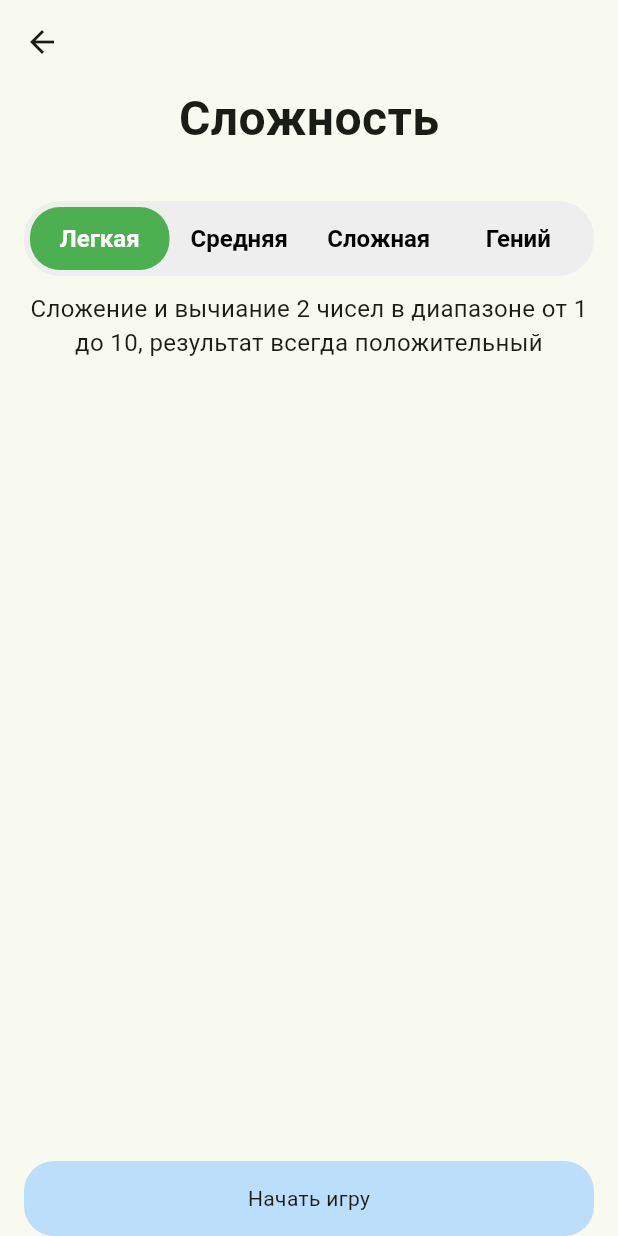
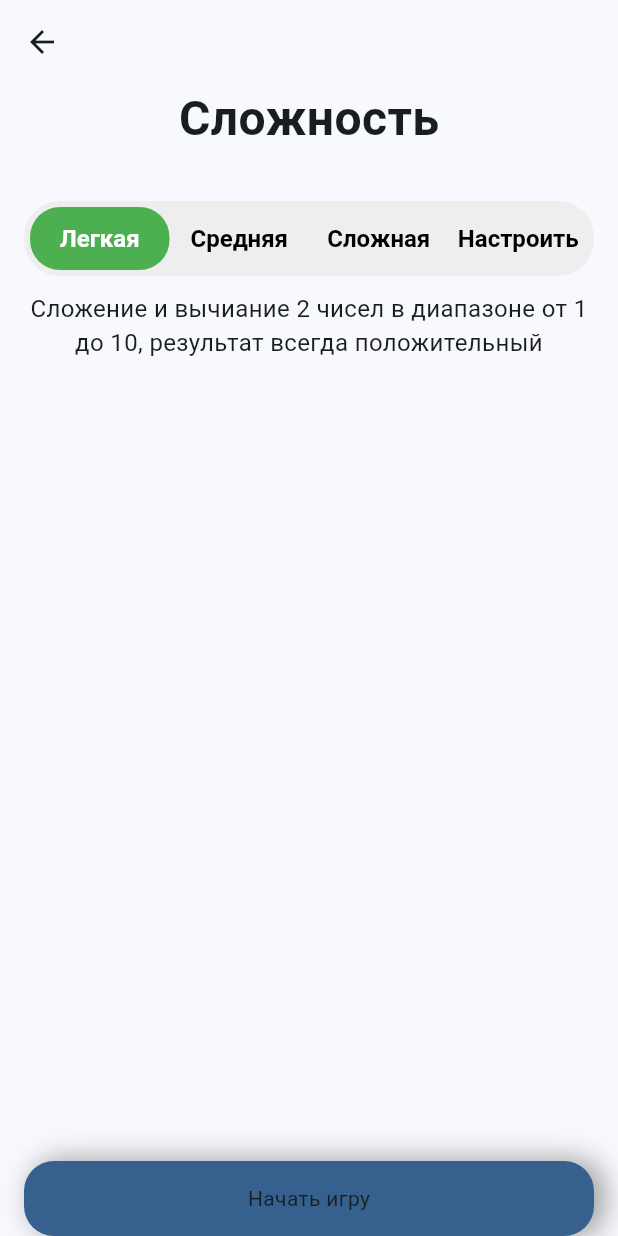
Before and after one commit to bulatBurganov/math_game, a Flutter app: the screen it shows after launch, after a tap on "Начать игру", on a phone screen of 412 x 824 dp. Run offline on Flutter 3.47's test engine with Material 3 defaults, Android fonts, the phone set to English and light mode, and no system bars; our stand-ins replace auto_route, flutter_bloc, freezed_annotation; missing offline and left inert: flame.

Commit message:
main menu animation

```diff
--- a/lib/common/widgets/bounce_button.dart
+++ b/lib/common/widgets/bounce_button.dart
@@ -76,7 +76,15 @@ class _BounceButtonState extends State<BounceButton>
               alignment: Alignment.center,
               duration: widget.duration,
               decoration: BoxDecoration(
-                color: Theme.of(context).primaryColorLight,
+                boxShadow: [
+                  BoxShadow(
+                    color: Colors.grey.shade500,
+                    offset: const Offset(6, 0),
+                    blurRadius: 16,
+                    spreadRadius: 1,
+                  ),
+                ],
+                color: Theme.of(context).primaryColor,
                 borderRadius: BorderRadius.circular(20),
               ),
               child: child,
--- a/lib/common/widgets/flyout_widget.dart
+++ b/lib/common/widgets/flyout_widget.dart
@@ -54,7 +54,6 @@ class _FlyoutWidgetState extends State<FlyoutWidget> {
 
   @override
   Widget build(BuildContext context) {
-    print('build');
     return Stack(
       alignment: Alignment.center,
       children: [
--- a/lib/flame_test_game/game.dart
+++ b/lib/flame_test_game/game.dart
@@ -155,8 +155,6 @@ class MathBubbleGame extends FlameGame with TapDetector {
 
   @override
   void onTapDown(TapDownInfo info) {
-    // print('ontapDown');
-    // Не обрабатываем тапы, если игра окончена
     if (overlays.isActive('GameOver')) return;
 
     final tapPosition = info.eventPosition.global;
@@ -170,14 +168,12 @@ class MathBubbleGame extends FlameGame with TapDetector {
   }
 
   void handleBubbleTap(Bubble bubble) {
-    print('tap $bubble');
     if (isConditionSatisfied(bubble)) {
       score += 10;
       bubble.pop();
     } else {
       lives--;
       if (lives <= 0) {
-        print('game over');
         gameOver();
       }
     }
@@ -192,7 +188,6 @@ class MathBubbleGame extends FlameGame with TapDetector {
       conditionText.text = bubble.equation;
       return bubble.equation == currentCondition;
     } else if (bubble is LiveBubble) {
-      print('live tapped');
       lives++;
       return true;
     }
--- a/lib/l10n/intl_en.arb
+++ b/lib/l10n/intl_en.arb
@@ -1,12 +1,12 @@
 {
-    "app_name": "Математическая игра",
+    "app_name": "Математический\nтренажер",
     "start_game": "Начать игру",
     "finish_game": "Завершить игру",
     "game_over": "Игра завершена",
     "difficulty_easy": "Легкая",
     "difficulty_medium": "Средняя",
     "difficulty_hard": "Сложная",
-    "difficulty_genius": "Гений",
+    "difficulty_user": "Настроить",
     "difficulty": "Сложность",
     "restart": "Сыграть снова",
     "youEarnedNScores": "Вы заработали {n} {plural}",
@@ -16,7 +16,7 @@
     "easyModeDescription": "Сложение и вычиание 2 чисел в диапазоне от 1 до 10, результат всегда положительный",
     "mediumModeDescription": "Сложение, вычитание и умножение 2 чисел в диапазоне от 1 до 10",
     "hardModeDescription": "Сложение, вычитание, умножение и деление 3 чисел в диапазоне от 1 до 10",
-    "geniusModeDescription": "Настройте сложность самостоятельно",
+    "userModeDescription": "Настройте сложность самостоятельно",
     "useSomething": "Использовать {somethis}",
     "termLength":"Длина выражения",
     "maxValue": "Максимальное значение",
@@ -24,5 +24,6 @@
     "selectAtLeastOneOperator":"Доложен быть выбран как минимум 1 оператор из числа +, -, *, /",
     "maxShouldBeLargerThanMin":"Максимальное значение должно превышать минимальное",
     "lenMaxMinFieldsShoulBeFilled":"Поля длины выражения, минимального и максимального значения должны быть заполнены",
-    "answerIsAlwaysPositive": "Решение всегда положительное число"
+    "answerIsAlwaysPositive": "Решение всегда положительное число",
+    "multiplicationTablePreset": "Тренажер таблицы умножения"
 }
--- a/lib/main.dart
+++ b/lib/main.dart
@@ -34,7 +34,7 @@ class _MyAppState extends State<MyApp> {
       child: MaterialApp.router(
         title: 'Flutter Demo',
         theme: ThemeData(
-          colorScheme: ColorScheme.fromSeed(seedColor: Colors.lightGreen),
+          colorScheme: ColorScheme.fromSeed(seedColor: Colors.blue),
         ),
         localizationsDelegates: const [
           GlobalMaterialLocalizations.delegate,
--- a/lib/main_menu/main_menu_screen.dart
+++ b/lib/main_menu/main_menu_screen.dart
@@ -2,6 +2,7 @@ import 'package:auto_route/auto_route.dart';
 import 'package:flutter/material.dart';
 import 'package:math_game/common/widgets/bounce_button.dart';
 import 'package:math_game/generated/l10n.dart';
+import 'package:math_game/math_game/ui/game_flow_wrapper_screen.dart';
 import 'package:math_game/router/app_router.gr.dart';
 
 @RoutePage()
@@ -11,12 +12,22 @@ class MainMenuScreen extends StatelessWidget {
   @override
   Widget build(BuildContext context) {
     return Scaffold(
-      body: Padding(
+      body: FancyContainer(
+        colors: [
+          Theme.of(context).colorScheme.primary,
+          Theme.of(context).colorScheme.primaryContainer,
+          Theme.of(context).colorScheme.primary,
+        ],
+        size: MediaQuery.of(context).size,
+        cycle: const Duration(seconds: 150),
+        child: Padding(
           padding: const EdgeInsets.all(8.0),
           child: Column(
-          // mainAxisAlignment: MainAxisAlignment.center,
+            mainAxisAlignment: MainAxisAlignment.center,
             children: [
-            Padding(
+              Align(
+                alignment: Alignment.topCenter,
+                child: Padding(
                   padding: EdgeInsetsGeometry.only(
                     top: MediaQuery.of(context).padding.top + 50,
                   ),
@@ -24,6 +35,7 @@ class MainMenuScreen extends StatelessWidget {
                     alignment: Alignment.topCenter,
                     child: Text(
                       S.of(context).app_name,
+                      textAlign: TextAlign.center,
                       style: const TextStyle(
                         fontSize: 24,
                         fontWeight: FontWeight.bold,
@@ -31,22 +43,120 @@ class MainMenuScreen extends StatelessWidget {
                     ),
                   ),
                 ),
-            Align(
-              alignment: Alignment.center,
-              child: SizedBox(
+              ),
+              const Spacer(),
+              SizedBox(
                 height: 50,
                 child: BounceButton(
                   onTap: () {
-                    context.router.push(const GameFlowWrapperRoute());
+                    context.router.push(GameFlowWrapperRoute());
                   },
                   child: Text(S.of(context).start_game),
                 ),
               ),
+              const SizedBox(height: 24),
+              SizedBox(
+                height: 50,
+                child: BounceButton(
+                  onTap: () {
+                    context.router.push(
+                      GameFlowWrapperRoute(
+                        presets: GamePresets.multiplicationTable,
                       ),
-            const SizedBox(height: 24),
+                    );
+                  },
+                  child: Text(S.of(context).multiplicationTablePreset),
+                ),
+              ),
+              const Spacer(),
             ],
+          ),
         ),
       ),
     );
   }
 }
+
+class FancyContainer extends StatefulWidget {
+  final Size size;
+  final Duration cycle;
+  final List<Color> colors;
+  final Widget child;
+
+  const FancyContainer({
+    super.key,
+    required this.child,
+    required this.size,
+    required this.cycle,
+    required this.colors,
+  });
+
+  @override
+  State<FancyContainer> createState() => _FancyContainer();
+}
+
+class _FancyContainer extends State<FancyContainer>
+    with SingleTickerProviderStateMixin {
+  late AnimationController controller;
+
+  @override
+  void initState() {
+    super.initState();
+    controller = AnimationController(duration: widget.cycle, vsync: this)
+      ..forward()
+      ..addListener(() {
+        if (controller.isCompleted) {
+          controller.reverse();
+        }
+        if (controller.isDismissed) {
+          controller.forward();
+        }
+      });
+  }
+
+  @override
+  void dispose() {
+    controller.dispose();
+    super.dispose();
+  }
+
+  @override
+  Widget build(BuildContext context) {
+    final aspectRatio = widget.size.height / widget.size.width;
+    return AnimatedBuilder(
+      animation: controller,
+      builder: (context, _) {
+        return Container(
+          width: widget.size.width,
+          height: widget.size.height,
+          decoration: BoxDecoration(
+            gradient: LinearGradient(
+              // startAngle: controller.value + 1,
+              tileMode: TileMode.repeated,
+              begin: Alignment.topLeft,
+              end: Alignment.bottomRight,
+              transform: SlideGradient(
+                controller.value,
+                widget.size.height * aspectRatio,
+              ),
+              colors: widget.colors,
+            ),
+          ),
+          child: widget.child,
+        );
+      },
+    );
+  }
+}
+
+class SlideGradient implements GradientTransform {
+  final double value;
+  final double offset;
+  const SlideGradient(this.value, this.offset);
+
+  @override
+  Matrix4? transform(Rect bounds, {TextDirection? textDirection}) {
+    final dist = value * (bounds.width + offset) * -1;
+    return Matrix4.identity()..translate(-dist);
+  }
+}
--- a/lib/math_game/domain/bloc/game_settings_bloc/game_settings_cubit.dart
+++ b/lib/math_game/domain/bloc/game_settings_bloc/game_settings_cubit.dart
@@ -8,7 +8,10 @@ import 'package:math_game/math_game/domain/model/game_settings_model.dart';
 
 class GameSettingsCubit extends Cubit<GameSettingsState> {
   final GameFlowBloc gameFlowBloc;
-  GameSettingsCubit({required this.gameFlowBloc}) : super(GameSettingsState());
+  GameSettingsCubit({
+    required this.gameFlowBloc,
+    required GameSettingsState initialState,
+  }) : super(initialState);
 
   Future<void> updateDifficulty(GameDifficulty difficulty) async {
     emit(
--- a/lib/math_game/domain/bloc/game_settings_bloc/game_settings_state.dart
+++ b/lib/math_game/domain/bloc/game_settings_bloc/game_settings_state.dart
@@ -9,6 +9,20 @@ class GameSettingsState with _$GameSettingsState {
     @Default(GameDifficulty.easy) GameDifficulty difficulty,
     @Default(GameUserSettings()) GameUserSettings userSettings,
   }) = _GameSettingsState;
+
+  factory GameSettingsState.multiplicationTablePreset() => GameSettingsState(
+    difficulty: GameDifficulty.user,
+    userSettings: const GameUserSettings(
+      useDivide: false,
+      usePlus: false,
+      useMinus: false,
+      useMultiply: true,
+      termLength: 2,
+      min: 1,
+      max: 9,
+      onlyPositiveResults: true,
+    ),
+  );
 }
 
 @freezed
--- a/lib/math_game/domain/model/game_settings_model.dart
+++ b/lib/math_game/domain/model/game_settings_model.dart
@@ -9,8 +9,8 @@
   medium,
   @JsonValue('hard')
   hard,
-  @JsonValue('genius')
-  genius,
+  @JsonValue('user')
+  user,
 }
 
 @freezed
--- a/lib/math_game/ui/game_flow_wrapper_screen.dart
+++ b/lib/math_game/ui/game_flow_wrapper_screen.dart
@@ -5,11 +5,13 @@ import 'package:math_game/math_game/domain/bloc/game_flow_bloc/game_flow_bloc.da
 import 'package:math_game/math_game/domain/bloc/game_flow_bloc/game_flow_event.dart';
 import 'package:math_game/math_game/domain/bloc/game_flow_bloc/game_flow_state.dart';
 import 'package:math_game/math_game/domain/bloc/game_settings_bloc/game_settings_cubit.dart';
+import 'package:math_game/math_game/domain/bloc/game_settings_bloc/game_settings_state.dart';
 import 'package:math_game/router/app_router.gr.dart';
 
 @RoutePage()
 class GameFlowWrapperScreen extends StatefulWidget implements AutoRouteWrapper {
-  const GameFlowWrapperScreen({super.key});
+  final GamePresets? presets;
+  const GameFlowWrapperScreen({super.key, this.presets});
 
   @override
   State<GameFlowWrapperScreen> createState() => _GameFlowWrapperScreenState();
@@ -22,22 +24,30 @@ class GameFlowWrapperScreen extends StatefulWidget implements AutoRouteWrapper {
 
 class _GameFlowWrapperScreenState extends State<GameFlowWrapperScreen> {
   late GameFlowBloc _gameFlowBloc;
+  late GameSettingsCubit _gameSettingsCubit;
 
   @override
   void initState() {
-    _gameFlowBloc = GameFlowBloc()..add(const GameFlowEventShowSettings());
+    _gameFlowBloc = GameFlowBloc();
+    _gameSettingsCubit = GameSettingsCubit(
+      gameFlowBloc: _gameFlowBloc,
+      initialState: _getInitialGameSettings(),
+    );
+    if (widget.presets == null) {
+      _gameFlowBloc.add(const GameFlowEventShowSettings());
+    } else {
+      _gameFlowBloc.add(const GameFlowEventStartGame());
+    }
+
     super.initState();
   }
 
   @override
   Widget build(BuildContext context) {
-    print('build game wrapper');
     return MultiBlocProvider(
       providers: [
         BlocProvider.value(value: _gameFlowBloc),
-        BlocProvider<GameSettingsCubit>(
-          create: (_) => GameSettingsCubit(gameFlowBloc: _gameFlowBloc),
-        ),
+        BlocProvider.value(value: _gameSettingsCubit),
       ],
       child: BlocListener<GameFlowBloc, GameFlowState>(
         listener: (context, state) {
@@ -50,11 +60,26 @@ class _GameFlowWrapperScreenState extends State<GameFlowWrapperScreen> {
           } else if (state is GameFlowStateGameOver) {
             context.router.replace(GameOverRoute(scores: state.scores));
           } else if (state is GameFlowStateRestartGame) {
-            context.router.replace(const GameSettingsRoute());
+            if (widget.presets != null) {
+              context.router.replace(const MathGameRoute());
+            } else {
+              context.router.replace(const GameSettingsRoute());
+            }
           }
         },
         child: const AutoRouter(),
       ),
     );
   }
+
+  GameSettingsState _getInitialGameSettings() {
+    if (widget.presets == null) {
+      return GameSettingsState();
+    } else if (widget.presets == GamePresets.multiplicationTable) {
+      return GameSettingsState.multiplicationTablePreset();
+    }
+    return GameSettingsState();
+  }
 }
+
+enum GamePresets { multiplicationTable }
--- a/lib/math_game/ui/widget/difficulty_selector.dart
+++ b/lib/math_game/ui/widget/difficulty_selector.dart
@@ -255,7 +255,7 @@ class _DifficultySelectorState extends State<DifficultySelector> {
       GameDifficulty.easy => Colors.green,
       GameDifficulty.medium => Colors.yellowAccent[700]!,
       GameDifficulty.hard => Colors.red,
-      GameDifficulty.genius => Colors.orangeAccent,
+      GameDifficulty.user => Colors.orangeAccent,
     };
   }
 
@@ -264,7 +264,7 @@ class _DifficultySelectorState extends State<DifficultySelector> {
       GameDifficulty.easy => S.of(context).difficulty_easy,
       GameDifficulty.medium => S.of(context).difficulty_medium,
       GameDifficulty.hard => S.of(context).difficulty_hard,
-      GameDifficulty.genius => S.of(context).difficulty_genius,
+      GameDifficulty.user => S.of(context).difficulty_user,
     };
   }
 
@@ -276,7 +276,7 @@ class _DifficultySelectorState extends State<DifficultySelector> {
       GameDifficulty.easy => S.of(context).easyModeDescription,
       GameDifficulty.medium => S.of(context).mediumModeDescription,
       GameDifficulty.hard => S.of(context).hardModeDescription,
-      GameDifficulty.genius => S.of(context).geniusModeDescription,
+      GameDifficulty.user => S.of(context).userModeDescription,
     };
   }
 }
```
Also changed, not shown: lib/l10n/intl_ru.arb (+5 -5 lines), lib/math_game/domain/bloc/math_game_cubit.dart (+1 -7 lines), lib/generated/intl/messages_en.dart, lib/generated/intl/messages_ru.dart, lib/generated/l10n.dart, lib/router/app_router.gr.dart. Lines whose indentation alone changed are shown as unchanged.
